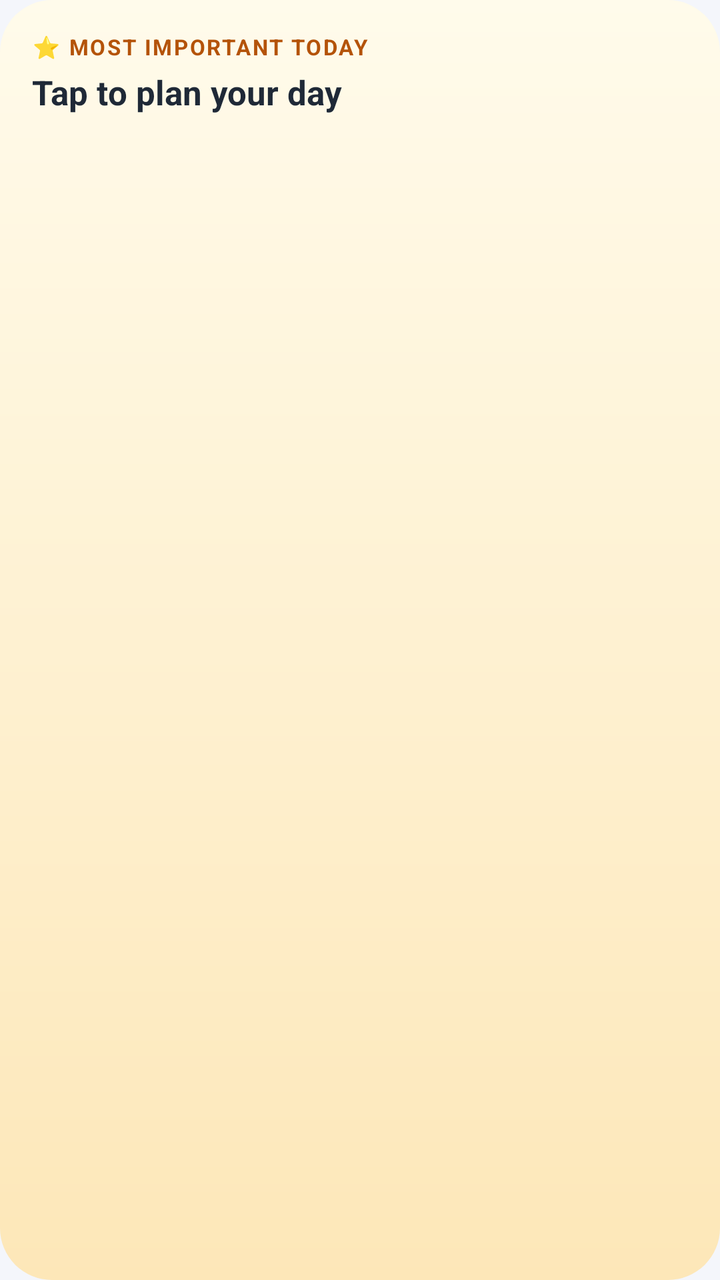
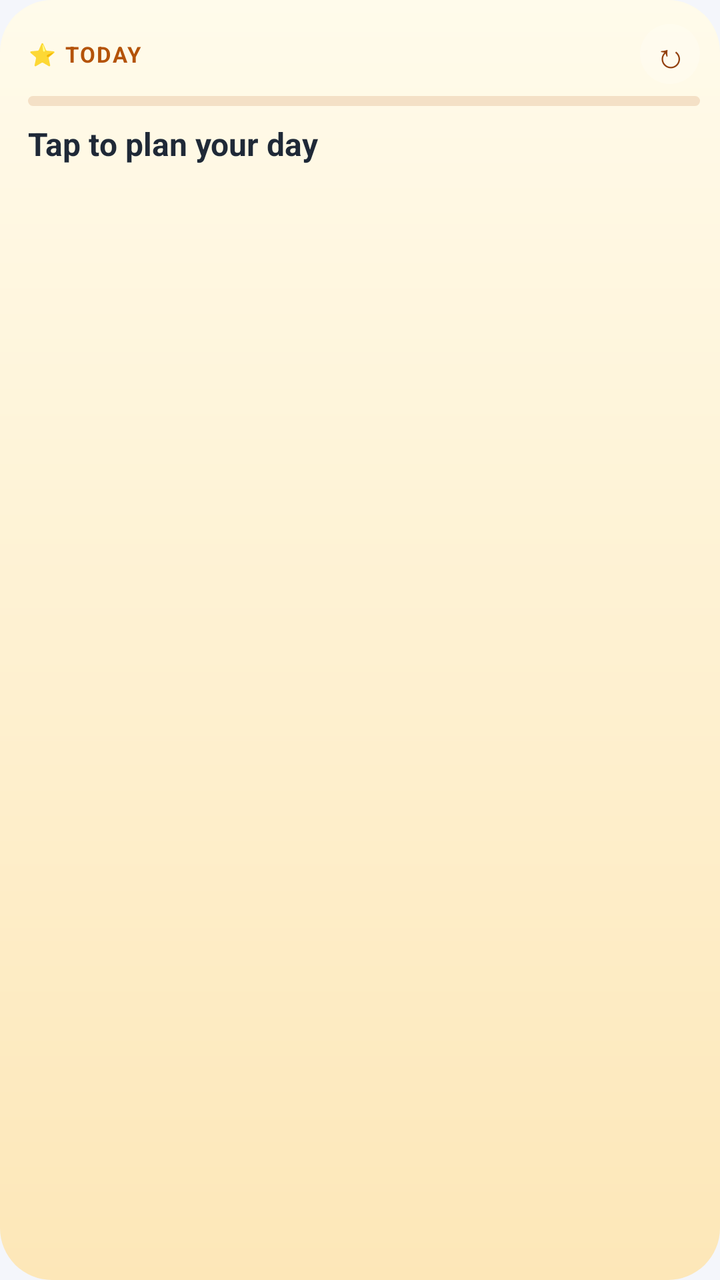

An Android layout rendered at two revisions. The XML below is the earlier revision; the diff shows what the commit changed to produce the second picture.
<!-- AndroidManifest.xml: application theme Theme.RamAI -->
<!-- res/layout/widget_plan.xml -->
<?xml version="1.0" encoding="utf-8"?>
<LinearLayout xmlns:android="http://schemas.android.com/apk/res/android"
    android:id="@+id/plan_root"
    android:layout_width="match_parent"
    android:layout_height="match_parent"
    android:background="@drawable/widget_plan_bg"
    android:orientation="vertical"
    android:padding="16dp">

    <TextView android:layout_width="wrap_content" android:layout_height="wrap_content" android:text="⭐ MOST IMPORTANT TODAY" android:textColor="#B45309" android:textSize="11sp" android:textStyle="bold" android:letterSpacing="0.08" />
    <TextView android:id="@+id/plan_mit" android:layout_width="match_parent" android:layout_height="wrap_content" android:layout_marginTop="4dp" android:maxLines="2" android:ellipsize="end" android:text="Tap to plan your day" android:textColor="#1F2937" android:textSize="17sp" android:textStyle="bold" />
    <TextView android:id="@+id/plan_todo1" android:layout_width="match_parent" android:layout_height="wrap_content" android:layout_marginTop="8dp" android:maxLines="1" android:ellipsize="end" android:textColor="#374151" android:textSize="13sp" android:visibility="gone" />
    <TextView android:id="@+id/plan_todo2" android:layout_width="match_parent" android:layout_height="wrap_content" android:layout_marginTop="2dp" android:maxLines="1" android:ellipsize="end" android:textColor="#374151" android:textSize="13sp" android:visibility="gone" />
    <TextView android:id="@+id/plan_todo3" android:layout_width="match_parent" android:layout_height="wrap_content" android:layout_marginTop="2dp" android:maxLines="1" android:ellipsize="end" android:textColor="#374151" android:textSize="13sp" android:visibility="gone" />
    <TextView android:id="@+id/plan_foot" android:layout_width="wrap_content" android:layout_height="wrap_content" android:layout_marginTop="8dp" android:text="" android:textColor="#92400E" android:textSize="12sp" />
</LinearLayout>
<!-- resources referenced by this layout -->
<resources>
  <!-- drawable widget_plan_bg (drawable) -->
  <?xml version="1.0" encoding="utf-8"?>
  <shape xmlns:android="http://schemas.android.com/apk/res/android" android:shape="rectangle">
      <gradient android:angle="270" android:startColor="#FFFBEB" android:endColor="#FDE7B8" />
      <corners android:radius="26dp" />
  </shape>
  <style name="Theme.RamAI" parent="android:Theme.Material.Light.NoActionBar">
          <item name="android:windowBackground">@color/background</item>
          <item name="android:statusBarColor">@color/background</item>
          <item name="android:navigationBarColor">@color/background</item>
          <item name="android:windowLightStatusBar">true</item>
      </style>
  <color name="background">#F4F6FB</color>
</resources>

<!-- the commit's change to res/layout/widget_plan.xml (unified diff, before → after) -->
@@ -5,12 +5,27 @@
     android:layout_height="match_parent"
     android:background="@drawable/widget_plan_bg"
     android:orientation="vertical"
-    android:padding="16dp">
+    android:paddingStart="14dp"
+    android:paddingEnd="10dp"
+    android:paddingTop="12dp"
+    android:paddingBottom="10dp">
 
-    <TextView android:layout_width="wrap_content" android:layout_height="wrap_content" android:text="⭐ MOST IMPORTANT TODAY" android:textColor="#B45309" android:textSize="11sp" android:textStyle="bold" android:letterSpacing="0.08" />
-    <TextView android:id="@+id/plan_mit" android:layout_width="match_parent" android:layout_height="wrap_content" android:layout_marginTop="4dp" android:maxLines="2" android:ellipsize="end" android:text="Tap to plan your day" android:textColor="#1F2937" android:textSize="17sp" android:textStyle="bold" />
-    <TextView android:id="@+id/plan_todo1" android:layout_width="match_parent" android:layout_height="wrap_content" android:layout_marginTop="8dp" android:maxLines="1" android:ellipsize="end" android:textColor="#374151" android:textSize="13sp" android:visibility="gone" />
-    <TextView android:id="@+id/plan_todo2" android:layout_width="match_parent" android:layout_height="wrap_content" android:layout_marginTop="2dp" android:maxLines="1" android:ellipsize="end" android:textColor="#374151" android:textSize="13sp" android:visibility="gone" />
-    <TextView android:id="@+id/plan_todo3" android:layout_width="match_parent" android:layout_height="wrap_content" android:layout_marginTop="2dp" android:maxLines="1" android:ellipsize="end" android:textColor="#374151" android:textSize="13sp" android:visibility="gone" />
-    <TextView android:id="@+id/plan_foot" android:layout_width="wrap_content" android:layout_height="wrap_content" android:layout_marginTop="8dp" android:text="" android:textColor="#92400E" android:textSize="12sp" />
+    <LinearLayout android:layout_width="match_parent" android:layout_height="wrap_content" android:gravity="center_vertical" android:orientation="horizontal">
+        <TextView android:id="@+id/plan_title" android:layout_width="0dp" android:layout_height="wrap_content" android:layout_weight="1" android:text="⭐ TODAY" android:textColor="#B45309" android:textSize="11sp" android:textStyle="bold" android:letterSpacing="0.08" />
+        <TextView android:id="@+id/plan_count" android:layout_width="wrap_content" android:layout_height="wrap_content" android:text="" android:textColor="#92400E" android:textSize="12sp" android:textStyle="bold" android:paddingEnd="8dp" />
+        <TextView android:id="@+id/plan_refresh" android:layout_width="30dp" android:layout_height="30dp" android:gravity="center" android:text="↻" android:textColor="#92400E" android:textSize="17sp" android:background="@drawable/widget_chip" />
+    </LinearLayout>
+
+    <ProgressBar android:id="@+id/plan_bar" style="@android:style/Widget.ProgressBar.Horizontal" android:layout_width="match_parent" android:layout_height="5dp" android:layout_marginTop="6dp" android:max="100" android:progress="0" android:progressDrawable="@drawable/widget_plan_bar" />
+
+    <TextView android:id="@+id/plan_next" android:layout_width="match_parent" android:layout_height="wrap_content" android:layout_marginTop="8dp" android:maxLines="2" android:ellipsize="end" android:text="Tap to plan your day" android:textColor="#1F2937" android:textSize="16sp" android:textStyle="bold" />
+
+    <TextView android:id="@+id/plan_mit" android:layout_width="match_parent" android:layout_height="wrap_content" android:layout_marginTop="6dp" android:paddingTop="3dp" android:paddingBottom="3dp" android:maxLines="1" android:ellipsize="end" android:textColor="#78350F" android:textSize="14sp" android:textStyle="bold" android:visibility="gone" />
+    <TextView android:id="@+id/plan_row1" android:layout_width="match_parent" android:layout_height="wrap_content" android:paddingTop="3dp" android:paddingBottom="3dp" android:maxLines="1" android:ellipsize="end" android:textColor="#374151" android:textSize="14sp" android:visibility="gone" />
+    <TextView android:id="@+id/plan_row2" android:layout_width="match_parent" android:layout_height="wrap_content" android:paddingTop="3dp" android:paddingBottom="3dp" android:maxLines="1" android:ellipsize="end" android:textColor="#374151" android:textSize="14sp" android:visibility="gone" />
+    <TextView android:id="@+id/plan_row3" android:layout_width="match_parent" android:layout_height="wrap_content" android:paddingTop="3dp" android:paddingBottom="3dp" android:maxLines="1" android:ellipsize="end" android:textColor="#374151" android:textSize="14sp" android:visibility="gone" />
+    <TextView android:id="@+id/plan_row4" android:layout_width="match_parent" android:layout_height="wrap_content" android:paddingTop="3dp" android:paddingBottom="3dp" android:maxLines="1" android:ellipsize="end" android:textColor="#374151" android:textSize="14sp" android:visibility="gone" />
+    <TextView android:id="@+id/plan_row5" android:layout_width="match_parent" android:layout_height="wrap_content" android:paddingTop="3dp" android:paddingBottom="3dp" android:maxLines="1" android:ellipsize="end" android:textColor="#374151" android:textSize="14sp" android:visibility="gone" />
+    <TextView android:id="@+id/plan_row6" android:layout_width="match_parent" android:layout_height="wrap_content" android:paddingTop="3dp" android:paddingBottom="3dp" android:maxLines="1" android:ellipsize="end" android:textColor="#374151" android:textSize="14sp" android:visibility="gone" />
+    <TextView android:id="@+id/plan_foot" android:layout_width="wrap_content" android:layout_height="wrap_content" android:layout_marginTop="4dp" android:text="" android:textColor="#92400E" android:textSize="11sp" />
 </LinearLayout>
<!-- resource entries referenced after the edit -->
@@ -1,5 +1,21 @@
 <!-- resources referenced by this layout -->
 <resources>
+  <!-- drawable widget_chip (drawable) -->
+  <?xml version="1.0" encoding="utf-8"?>
+  <shape xmlns:android="http://schemas.android.com/apk/res/android" android:shape="rectangle">
+      <solid android:color="#33FFFFFF" />
+      <corners android:radius="16dp" />
+  </shape>
+  <!-- drawable widget_plan_bar (drawable) -->
+  <?xml version="1.0" encoding="utf-8"?>
+  <layer-list xmlns:android="http://schemas.android.com/apk/res/android">
+      <item android:id="@android:id/background">
+          <shape><solid android:color="#26B45309" /><corners android:radius="999dp" /></shape>
+      </item>
+      <item android:id="@android:id/progress">
+          <clip><shape><gradient android:startColor="#FBBF24" android:endColor="#F97316" /><corners android:radius="999dp" /></shape></clip>
+      </item>
+  </layer-list>
   <!-- drawable widget_plan_bg (drawable) -->
   <?xml version="1.0" encoding="utf-8"?>
   <shape xmlns:android="http://schemas.android.com/apk/res/android" android:shape="rectangle">
